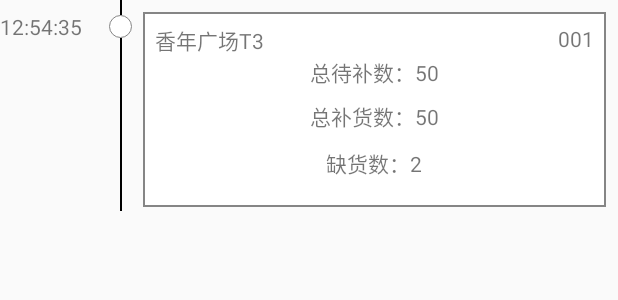
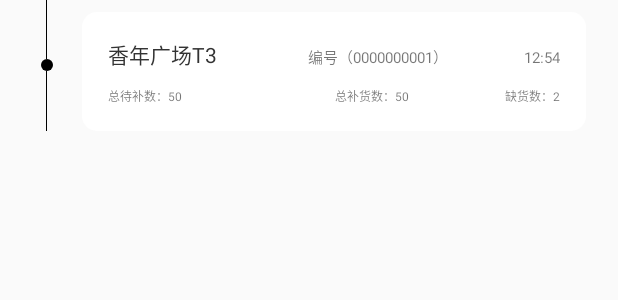
Before and after one commit to StoneInCHN/yxkj-operation-android, an Android app: the layout item_sup_detail.xml on its own in the app's theme, with its tools: preview values and no code run, on a phone screen of 412 x 824 dp. Shown: the top 300 px of the screen. Run offline under Robolectric (Android 15) with nearby library versions, the phone set to English and light mode, and no system bars.

Commit message:
修改待补清单UI

```diff
--- a/app/src/main/java/com/yxkj/deliveryman/view/RichToolBar.java
+++ b/app/src/main/java/com/yxkj/deliveryman/view/RichToolBar.java
@@ -55,7 +55,10 @@ public class RichToolBar extends RelativeLayout {
         String rightText = ta.getString(R.styleable.RichToolBar_right_text);
         Drawable leftImgSrc = ta.getDrawable(R.styleable.RichToolBar_left_img_src);
         Drawable rightImgSrc = ta.getDrawable(R.styleable.RichToolBar_right_img_src);
+        boolean isLeftBackVisible = ta.getBoolean(R.styleable.RichToolBar_left_back_visible, false);
         ta.recycle();
+
+        mIvBack.setVisibility(isLeftBackVisible ? VISIBLE : INVISIBLE);
 
         setTitle(title);
         setRightText(rightText);
--- a/app/src/main/java/com/yxkj/deliveryman/view/popupwindow/MainPagePopupWindow.java
+++ b/app/src/main/java/com/yxkj/deliveryman/view/popupwindow/MainPagePopupWindow.java
@@ -52,11 +52,13 @@ public class MainPagePopupWindow extends PopupWindow {
         tv_replenish.setOnClickListener(view1 -> {
             if (clickListener != null) {
                 clickListener.onTvreplenish();
+                dismiss();
             }
         });
         tv_replenish_record.setOnClickListener(view1 -> {
             if (clickListener != null) {
                 clickListener.onTvreplenishRecord();
+                dismiss();
             }
         });
     }
--- a/app/src/main/res/drawable/tv_circle_bg.xml
+++ b/app/src/main/res/drawable/tv_circle_bg.xml
@@ -4,8 +4,5 @@
     <size
         android:width="15dp"
         android:height="15dp" />
-    <solid android:color="@color/white" />
-    <stroke
-        android:width="0.5dp"
-        android:color="@color/gray_text" />
+    <solid android:color="@color/black" />
 </shape>
--- a/app/src/main/res/layout/item_sup_detail.xml
+++ b/app/src/main/res/layout/item_sup_detail.xml
@@ -1,80 +1,98 @@
 <?xml version="1.0" encoding="utf-8"?>
-<RelativeLayout xmlns:android="http://schemas.android.com/apk/res/android"
-    android:layout_width="match_parent"
-    android:layout_height="wrap_content">
-
-    <TextView
-        android:layout_width="wrap_content"
-        android:layout_height="wrap_content"
-        android:layout_marginTop="@dimen/dp_10"
-        android:text="12:54:35" />
+<LinearLayout xmlns:android="http://schemas.android.com/apk/res/android"
+              android:layout_width="match_parent"
+              android:layout_height="wrap_content">
 
     <LinearLayout
         android:layout_width="wrap_content"
-        android:layout_height="wrap_content"
-        android:orientation="vertical">
+        android:layout_height="match_parent"
+        android:gravity="center_horizontal"
+        android:orientation="vertical"
+        android:paddingLeft="27dp"
+        android:paddingRight="19dp">
 
         <View
-            android:layout_width="1dp"
-            android:layout_height="10dp"
-            android:layout_marginLeft="80dp"
-            android:background="@color/black" />
+            android:layout_width="1px"
+            android:layout_height="0dp"
+            android:layout_weight="1"
+            android:background="@color/black"/>
 
         <View
-            android:layout_width="15dp"
-            android:layout_height="15dp"
-            android:layout_marginLeft="72.5dp"
-            android:background="@drawable/tv_circle_bg" />
+            android:layout_width="8dp"
+            android:layout_height="8dp"
+            android:background="@drawable/tv_circle_bg"/>
 
         <View
-            android:layout_width="1dp"
-            android:layout_height="115dp"
-            android:layout_marginLeft="80dp"
-            android:background="@color/black" />
+            android:layout_width="1px"
+            android:layout_height="0dp"
+            android:layout_weight="1"
+            android:background="@color/black"/>
     </LinearLayout>
 
-    <LinearLayout
+    <RelativeLayout
         android:layout_width="match_parent"
-        android:layout_height="130dp"
-        android:layout_marginLeft="95dp"
-        android:layout_marginRight="@dimen/dp_10"
+        android:layout_height="79dp"
+        android:layout_marginRight="21dp"
         android:layout_marginTop="@dimen/dp_10"
-        android:background="@drawable/edit_login_bg"
-        android:gravity="center_horizontal"
-        android:orientation="vertical"
-        android:padding="@dimen/dp_10">
+        android:background="@drawable/bg_round_white"
+        android:padding="17dp">
 
-        <RelativeLayout
+        <LinearLayout
             android:layout_width="match_parent"
             android:layout_height="wrap_content">
 
             <TextView
-                android:layout_width="wrap_content"
+                android:layout_width="0dp"
+                android:layout_weight="1"
                 android:layout_height="wrap_content"
-                android:text="香年广场T3" />
+                android:text="香年广场T3"
+                android:textColor="@color/black_text"/>
+
+            <TextView
+                android:layout_width="0dp"
+                android:layout_height="wrap_content"
+                android:layout_weight="1"
+                android:text="编号（0000000001）"
+                android:textSize="@dimen/sp_10"/>
 
             <TextView
                 android:layout_width="wrap_content"
                 android:layout_height="wrap_content"
-                android:layout_alignParentRight="true"
-                android:text="001" />
-        </RelativeLayout>
+                android:layout_marginLeft="10dp"
+                android:text="12:54"
+                android:textSize="@dimen/sp_10"/>
+        </LinearLayout>
 
-        <TextView
-            android:layout_width="wrap_content"
+        <LinearLayout
+            android:layout_width="match_parent"
             android:layout_height="wrap_content"
-            android:text="总待补数：50" />
+            android:layout_alignParentBottom="true">
 
-        <TextView
-            android:layout_width="wrap_content"
-            android:layout_height="wrap_content"
-            android:layout_marginTop="@dimen/dp_10"
-            android:text="总补货数：50" />
+            <TextView
+                android:layout_width="0dp"
+                android:layout_height="wrap_content"
+                android:layout_weight="1"
+                android:text="总待补数：50"
+                android:textSize="@dimen/sp_12"/>
 
-        <TextView
-            android:layout_width="wrap_content"
-            android:layout_height="wrap_content"
-            android:layout_marginTop="10dp"
-            android:text="缺货数：2" />
-    </LinearLayout>
-</RelativeLayout>
+            <TextView
+                android:layout_width="0dp"
+                android:layout_height="wrap_content"
+                android:layout_weight="1"
+                android:gravity="right"
+                android:text="总补货数：50"
+                android:textSize="@dimen/sp_12"/>
+
+            <TextView
+                android:layout_width="0dp"
+                android:layout_height="wrap_content"
+                android:layout_weight="1"
+                android:gravity="right"
+                android:text="缺货数：2"
+                android:textSize="@dimen/sp_12"/>
+
+        </LinearLayout>
+
+    </RelativeLayout>
+
+</LinearLayout>
--- a/app/src/main/res/values/attrs.xml
+++ b/app/src/main/res/values/attrs.xml
@@ -4,6 +4,7 @@
         <attr name="title_text" format="string"/>
         <attr name="right_text" format="string"/>
         <attr name="left_img_src" format="reference"/>
+        <attr name="left_back_visible" format="boolean"/>
         <attr name="right_img_src" format="reference"/>
     </declare-styleable>
 
```
Also changed, not shown: app/src/main/java/com/yxkj/deliveryman/activity/SupRecordActivity.java (+6 -3 lines), app/src/main/res/layout/activity_sup_record.xml (+5 -18 lines), app/src/main/res/layout/activity_wait_supplement.xml (+14 -8 lines), app/src/main/res/layout/item_sup_record.xml (+24 -19 lines).
